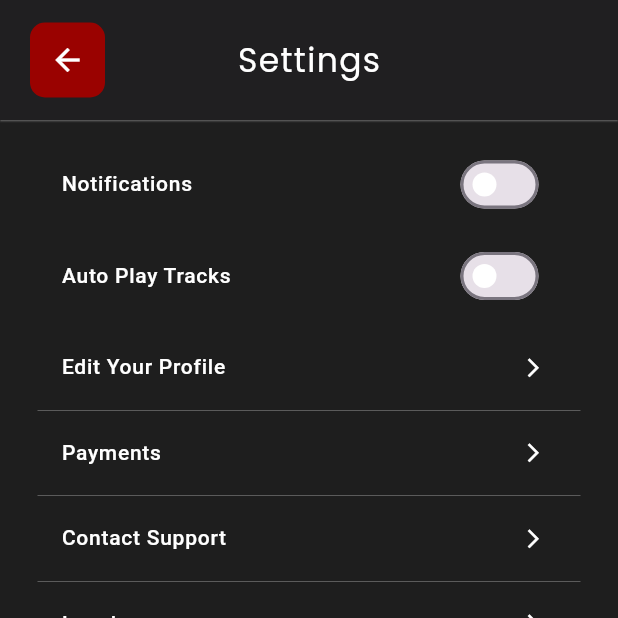
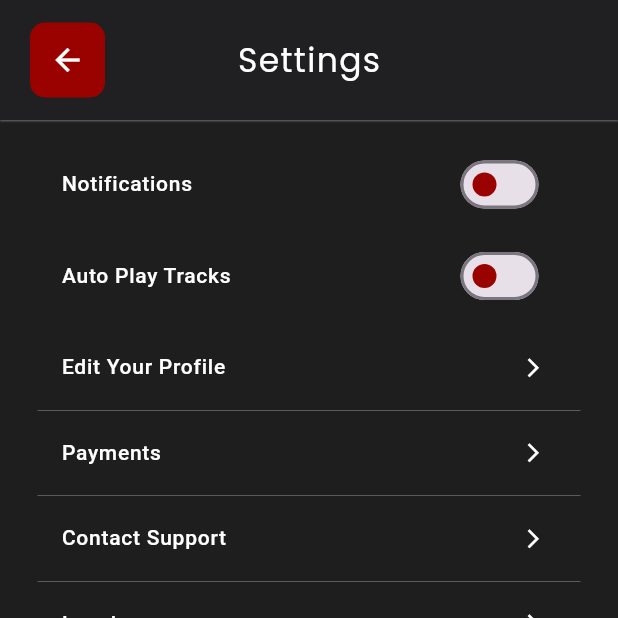
Before and after one commit to MuhammadHashamKhan1999/hiphop, a Flutter app: the SettingsScreen screen opened by its route, on a phone screen of 412 x 824 dp, the top half of it. Run offline on Flutter 3.47's test engine with Material 3 defaults, Android fonts, the phone set to English and light mode, and no system bars; our stand-ins replace audioplayers, carousel_slider, email_validator, firebase_auth, firebase_core, fluentui_system_icons and 8 more; accounts and stored records are empty; project files that could hold a hidden picture were left out.

Commit message:
minor fixes

```diff
--- a/lib/main.dart
+++ b/lib/main.dart
@@ -31,7 +31,7 @@ class MyApp extends StatelessWidget {
       title: 'Hiphop Streets',
       theme: ThemeData(
         colorScheme: ColorScheme.fromSeed(seedColor: Colors.deepPurple, background: AppColors.mainBackgroundColor),
-        useMaterial3: true,
+        useMaterial3: true, textSelectionTheme: const TextSelectionThemeData(selectionHandleColor: Colors.black),
       ),
       initialRoute: AppRoute.splashScreen,
       onGenerateRoute: AppRoute.routeController,
--- a/lib/screens/settings_screen.dart
+++ b/lib/screens/settings_screen.dart
@@ -74,8 +74,9 @@ class _SettingsScreenState extends State<SettingsScreen> {
                 ),
               ),
               trailing: Switch(
-                activeColor: AppColors.buttonBackgroundColor,
-                inactiveThumbColor: AppColors.textWhiteColor,
+                activeColor: AppColors.textWhiteColor,
+                inactiveThumbColor: AppColors.buttonBackgroundColor,
+                activeTrackColor: AppColors.buttonBackgroundColor,
                 value: _notificationSwitchValue,
                 onChanged: (value) {
                   setState(() {
@@ -97,8 +98,9 @@ class _SettingsScreenState extends State<SettingsScreen> {
                 ),
               ),
               trailing: Switch(
-                activeColor: AppColors.buttonBackgroundColor,
-                inactiveThumbColor: AppColors.textWhiteColor,
+                activeColor: AppColors.textWhiteColor,
+                inactiveThumbColor: AppColors.buttonBackgroundColor,
+                activeTrackColor: AppColors.buttonBackgroundColor,
                 value: _autoPlaySwitchValue,
                 onChanged: (value) {
                   setState(() {
```
